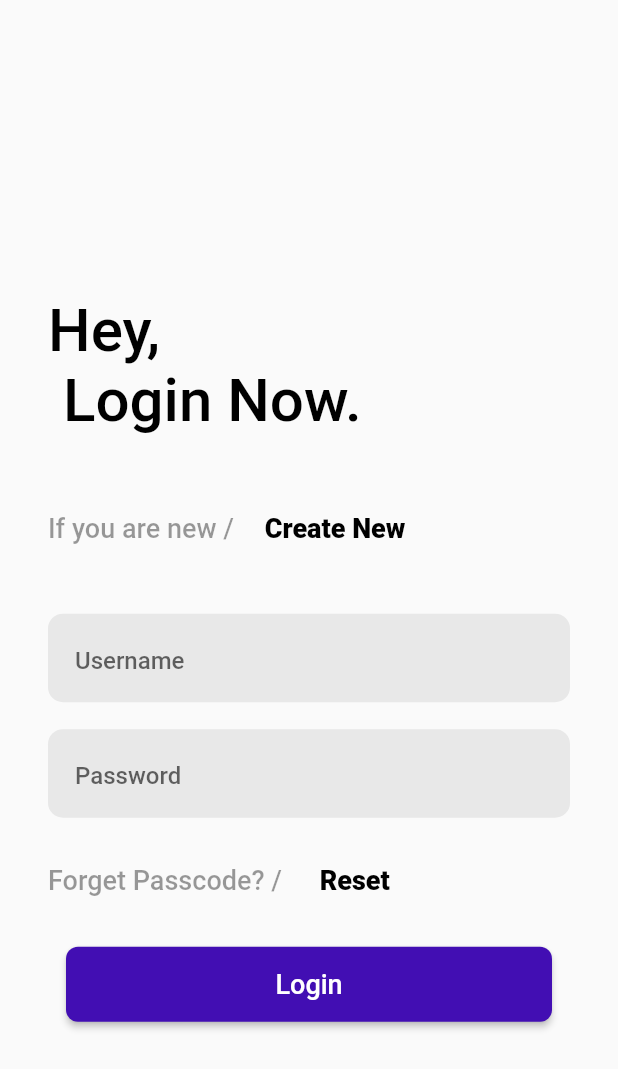
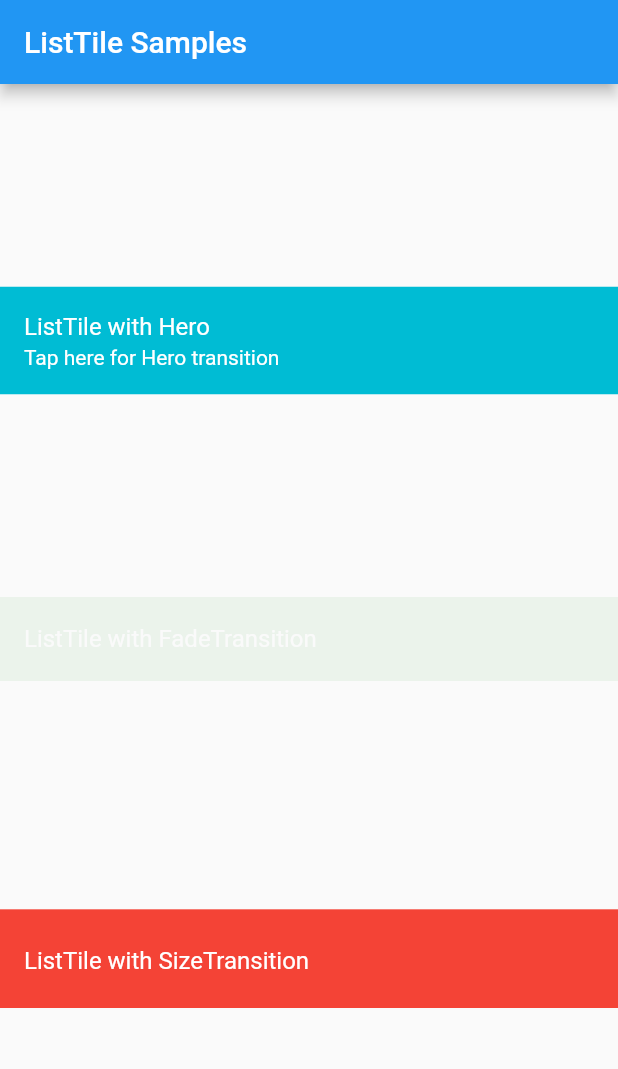
Before and after one commit to A-Kashif108/midknight_helios, a Flutter app: the screen it shows after launch, on a phone screen of 412 x 824 dp. Shown: the top 1069 px of the screen. Run offline on Flutter 3.47's test engine with Material 2 defaults, Android fonts, the phone set to English and light mode, and no system bars; our stand-ins replace firebase_core, geocoding, geolocator, image_picker, shared_preferences; missing offline and left inert: blobs; accounts and stored records are empty.

Commit message:
khat_screen

```diff
--- a/lib/main.dart
+++ b/lib/main.dart
@@ -3,6 +3,7 @@ import 'package:flutter/material.dart';
 import 'package:midknight_helios/screens/home_page/home_page.dart';
 
 import 'screens/login_page/login_page.dart';
+import 'screens/khat_page/test.dart';
 import 'services/local_storage.dart';
 
 Future<void> main() async {
@@ -23,7 +24,7 @@ class MyApp extends StatelessWidget {
       theme: ThemeData(
         primarySwatch: Colors.blue,
       ),
-      home:  LoginPage(),
+      home:  ListTileApp(),
     );
   }
 }
--- /dev/null
+++ b/lib/screens/khat_page/test.dart
@@ -0,0 +1,144 @@
+import 'package:flutter/material.dart';
+
+void main() => runApp(const ListTileApp());
+
+class ListTileApp extends StatelessWidget {
+  const ListTileApp({super.key});
+
+  @override
+  Widget build(BuildContext context) {
+    return MaterialApp(
+      theme: ThemeData(
+          listTileTheme: const ListTileThemeData(
+        textColor: Colors.white,
+      )),
+      home: Scaffold(
+        appBar: AppBar(title: const Text('ListTile Samples')),
+        body: const LisTileExample(),
+      ),
+    );
+  }
+}
+
+class LisTileExample extends StatefulWidget {
+  const LisTileExample({super.key});
+
+  @override
+  State<LisTileExample> createState() => _LisTileExampleState();
+}
+
+class _LisTileExampleState extends State<LisTileExample>
+    with TickerProviderStateMixin {
+  late final AnimationController _fadeController;
+  late final AnimationController _sizeController;
+  late final Animation<double> _fadeAnimation;
+  late final Animation<double> _sizeAnimation;
+
+  @override
+  void initState() {
+    super.initState();
+    _fadeController = AnimationController(
+      duration: const Duration(seconds: 1),
+      vsync: this,
+    )..repeat(reverse: true);
+
+    _sizeController = AnimationController(
+      duration: const Duration(milliseconds: 850),
+      vsync: this,
+    )..repeat(reverse: true);
+
+    _fadeAnimation = CurvedAnimation(
+      parent: _fadeController,
+      curve: Curves.easeInOut,
+    );
+
+    _sizeAnimation = CurvedAnimation(
+      parent: _sizeController,
+      curve: Curves.easeOut,
+    );
+  }
+
+  @override
+  void dispose() {
+    _fadeController.dispose();
+    _sizeController.dispose();
+    super.dispose();
+  }
+
+  @override
+  Widget build(BuildContext context) {
+    return Column(
+      mainAxisAlignment: MainAxisAlignment.spaceEvenly,
+      children: <Widget>[
+        Hero(
+          tag: 'ListTile-Hero',
+          // Wrap the ListTile in a Material widget so the ListTile has someplace
+          // to draw the animated colors during the hero transition.
+          child: Material(
+            child: ListTile(
+              title: const Text('ListTile with Hero'),
+              subtitle: const Text('Tap here for Hero transition'),
+              tileColor: Colors.cyan,
+              onTap: () {
+                Navigator.push(
+                  context,
+                  MaterialPageRoute<Widget>(builder: (BuildContext context) {
+                    return Scaffold(
+                      appBar: AppBar(title: const Text('ListTile Hero')),
+                      body: Center(
+                        child: Hero(
+                          tag: 'ListTile-Hero',
+                          child: Material(
+                            child: ListTile(
+                              title: const Text('ListTile with Hero'),
+                              subtitle: const Text('Tap here to go back'),
+                              tileColor: Colors.blue[700],
+                              onTap: () {
+                                Navigator.pop(context);
+                              },
+                            ),
+                          ),
+                        ),
+                      ),
+                    );
+                  }),
+                );
+              },
+            ),
+          ),
+        ),
+        FadeTransition(
+          opacity: _fadeAnimation,
+          // Wrap the ListTile in a Material widget so the ListTile has someplace
+          // to draw the animated colors during the fade transition.
+          child: const Material(
+            child: ListTile(
+              title: Text('ListTile with FadeTransition'),
+              selectedTileColor: Colors.green,
+              selectedColor: Colors.white,
+              selected: true,
+            ),
+          ),
+        ),
+        SizedBox(
+          height: 100,
+          child: Center(
+            child: SizeTransition(
+              sizeFactor: _sizeAnimation,
+              axisAlignment: -1.0,
+              // Wrap the ListTile in a Material widget so the ListTile has someplace
+              // to draw the animated colors during the size transition.
+              child: const Material(
+                child: ListTile(
+                  title: Text('ListTile with SizeTransition'),
+                  tileColor: Colors.red,
+                  minVerticalPadding: 25.0,
+                ),
+              ),
+            ),
+          ),
+        ),
+      ],
+    );
+  }
+}
--- a/lib/screens/login_page/login_page.dart
+++ b/lib/screens/login_page/login_page.dart
@@ -1,7 +1,7 @@
 import 'package:flutter/material.dart';
 import 'package:flutter/src/widgets/container.dart';
 import 'package:flutter/src/widgets/framework.dart';
-import 'package:midknight_helios/components/parallelogram.dart';
+
 
 class LoginPage extends StatefulWidget {
     const LoginPage({super.key});
--- a/pubspec.yaml
+++ b/pubspec.yaml
@@ -66,8 +66,8 @@ flutter:
   uses-material-design: true
 
   # To add assets to your application, add an assets section, like this:
-  # assets:
-  #   - images/a_dot_burr.jpeg
+  assets:
+    - assets/images/
   #   - images/a_dot_ham.jpeg
 
   # An image asset can refer to one or more resolution-specific "variants", see
```
Also changed, not shown: lib/screens/home_page/home_page.dart (+29 -9 lines), lib/screens/khat_page/3gifs_page.dart (added, +24 -0 lines), lib/screens/khat_page/khat_page.dart (added, +84 -0 lines), assets/images/khat_paper.jpg (added), 1 other file.
